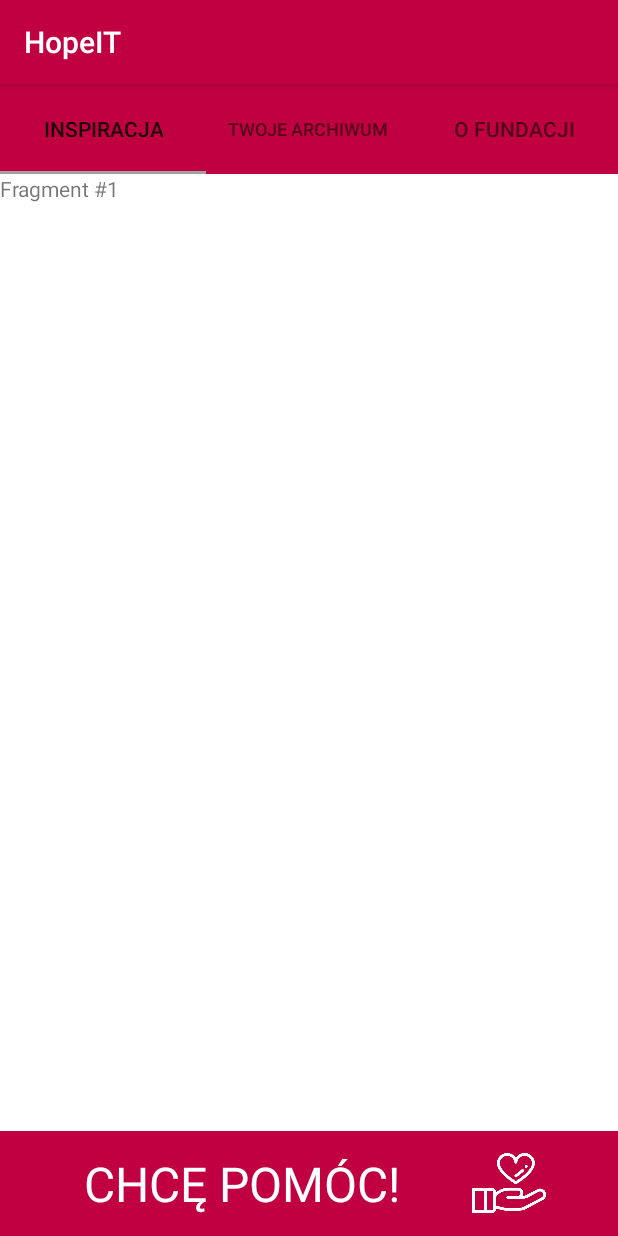
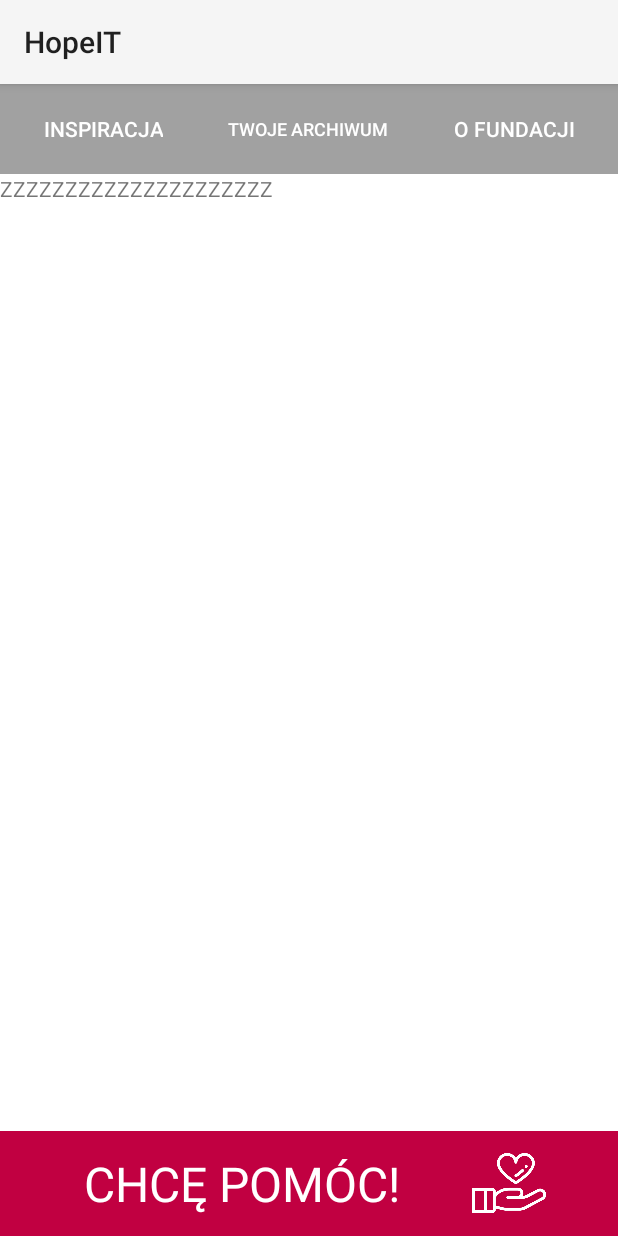
Before and after one commit to mpowloka/HopeIT, an Android app: the screen it shows after launch (MainActivity), on a phone screen of 412 x 824 dp. Run offline under Robolectric (Android 15) with nearby library versions, the phone set to English and light mode, and no system bars.

Commit message:
Improvments in MainActivity appearance

```diff
--- a/app/src/main/AndroidManifest.xml
+++ b/app/src/main/AndroidManifest.xml
@@ -9,18 +9,18 @@
         android:roundIcon="@mipmap/ic_launcher_round"
         android:supportsRtl="true"
         android:theme="@style/AppTheme">
-        <activity android:name="org.hopeit.charapp.activities.MainActivity">
-        </activity>
+        <activity android:name="org.hopeit.charapp.activities.MainActivity"
+                android:theme="@style/Theme.AppCompat.Light"/>
         <activity android:name="org.hopeit.charapp.activities.MakerOrHelpActivity" />
         <activity android:name="org.hopeit.charapp.activities.MakerActivity" />
         <activity android:name="org.hopeit.charapp.activities.HelpActivity" />
+
         <activity
             android:name="org.hopeit.charapp.activities.SplashActivity"
             android:theme="@style/SplashTheme">
 
             <intent-filter>
                 <action android:name="android.intent.action.MAIN" />
-
                 <category android:name="android.intent.category.LAUNCHER" />
             </intent-filter>
 
--- a/app/src/main/java/org/hopeit/charapp/activities/MainActivity.java
+++ b/app/src/main/java/org/hopeit/charapp/activities/MainActivity.java
@@ -3,6 +3,7 @@ package org.hopeit.charapp.activities;
 import android.content.Intent;
 import android.os.Bundle;
 import android.support.design.widget.TabLayout;
+import android.support.v4.content.ContextCompat;
 import android.support.v4.view.ViewPager;
 import android.support.v7.app.AppCompatActivity;
 import android.view.View;
@@ -25,6 +26,11 @@ public class MainActivity extends AppCompatActivity {
         TabLayout tabLayout = (TabLayout) findViewById(R.id.menuTabLayout);
         tabLayout.setupWithViewPager(viewPager);
 
+        tabLayout.setTabTextColors(
+                ContextCompat.getColor(getApplicationContext(), R.color.colorWhite),
+                ContextCompat.getColor(getApplicationContext(), R.color.colorWhite)
+        );
+
         View view = (RelativeLayout) findViewById(R.id.button);
         view.setOnClickListener(new View.OnClickListener() {
             @Override
--- a/app/src/main/java/org/hopeit/charapp/fragments/AboutFragment.java
+++ b/app/src/main/java/org/hopeit/charapp/fragments/AboutFragment.java
@@ -36,7 +36,6 @@ public class AboutFragment extends Fragment {
                              Bundle savedInstanceState) {
         View view = inflater.inflate(R.layout.fragment_about, container, false);
         TextView textView = (TextView) view.findViewById(R.id.content);
-        textView.setText("Fragment #" + mPage);
         return view;
     }
 
--- a/app/src/main/java/org/hopeit/charapp/fragments/ArchiveFragment.java
+++ b/app/src/main/java/org/hopeit/charapp/fragments/ArchiveFragment.java
@@ -34,9 +34,8 @@ public class ArchiveFragment extends Fragment {
     @Override
     public View onCreateView(LayoutInflater inflater, ViewGroup container,
                              Bundle savedInstanceState) {
-        View view = inflater.inflate(R.layout.fragment_about, container, false);
+        View view = inflater.inflate(R.layout.fragment_archive, container, false);
         TextView textView = (TextView) view.findViewById(R.id.content);
-        textView.setText("Fragment #" + mPage);
         return view;
     }
 
--- a/app/src/main/java/org/hopeit/charapp/fragments/InspirationFragment.java
+++ b/app/src/main/java/org/hopeit/charapp/fragments/InspirationFragment.java
@@ -34,9 +34,8 @@ public class InspirationFragment extends Fragment {
     @Override
     public View onCreateView(LayoutInflater inflater, ViewGroup container,
                              Bundle savedInstanceState) {
-        View view = inflater.inflate(R.layout.fragment_about, container, false);
+        View view = inflater.inflate(R.layout.fragment_inspiration, container, false);
         TextView textView = (TextView) view.findViewById(R.id.content);
-        textView.setText("Fragment #" + mPage);
         return view;
     }
 
--- a/app/src/main/java/org/hopeit/charapp/utils/MainActivityFragmentPagerAdapter.java
+++ b/app/src/main/java/org/hopeit/charapp/utils/MainActivityFragmentPagerAdapter.java
@@ -48,4 +48,7 @@ public class MainActivityFragmentPagerAdapter extends FragmentPagerAdapter {
     public CharSequence getPageTitle(int position) {
         return tabTitles[position];
     }
+
+
+
 }
--- a/app/src/main/res/layout/activity_main.xml
+++ b/app/src/main/res/layout/activity_main.xml
@@ -10,7 +10,7 @@
         android:id="@+id/menuTabLayout"
         android:layout_width="match_parent"
         android:layout_height="60dp"
-        android:background="@color/colorPrimary"
+        android:background="@color/colorPrimaryDark"
         app:layout_constraintEnd_toEndOf="parent"
         app:layout_constraintStart_toStartOf="parent"
         app:layout_constraintTop_toTopOf="parent"
@@ -48,7 +48,7 @@
             android:layout_alignParentStart="true"
             android:layout_centerVertical="true"
             android:layout_marginStart="56dp"
-            android:text="CHCĘ POMÓC!"
+            android:text="@string/mainactivity_btn_text"
             android:textColor="#fff"
             android:textSize="32dp" />
 
--- a/app/src/main/res/layout/fragment_inspiration.xml
+++ b/app/src/main/res/layout/fragment_inspiration.xml
@@ -1,12 +1,12 @@
 <FrameLayout xmlns:android="http://schemas.android.com/apk/res/android"
     xmlns:tools="http://schemas.android.com/tools"
-    android:id="@+id/content"
     android:layout_width="match_parent"
     android:layout_height="match_parent"
     tools:context="org.hopeit.charapp.fragments.AboutFragment">
 
 
     <TextView
+        android:id="@+id/content"
         android:layout_width="match_parent"
         android:layout_height="match_parent"
         android:text="ZZZZZZZZZZZZZZZZZZZZZ" />
--- a/app/src/main/res/values/colors.xml
+++ b/app/src/main/res/values/colors.xml
@@ -3,4 +3,7 @@
     <color name="colorPrimary">#c10041</color>
     <color name="colorPrimaryDark">#a1a1a1</color>
     <color name="colorAccent">#FF4081</color>
+
+    <color name="colorWhite">#ffffff</color>
+    <color name="colorBlack">#000000</color>
 </resources>
--- a/app/src/main/res/values/strings.xml
+++ b/app/src/main/res/values/strings.xml
@@ -6,5 +6,6 @@
     <string name="mainactivity_about">O fundacji</string>
     <string name="mainactivity_archive">Twoje archiwum</string>
     <string name="mainactivity_inspiration">Inspiracja</string>
+    <string name="mainactivity_btn_text">CHCĘ POMÓC!</string>
 
 </resources>
--- a/app/src/main/res/values/styles.xml
+++ b/app/src/main/res/values/styles.xml
@@ -1,11 +1,13 @@
 <resources>
 
     <!-- Base application theme. -->
-    <style name="AppTheme" parent="Theme.AppCompat.Light.DarkActionBar">
+    <style name="AppTheme" parent="Theme.AppCompat.Light">
         <!-- Customize your theme here. -->
         <item name="colorPrimary">@color/colorPrimary</item>
         <item name="colorPrimaryDark">@color/colorPrimaryDark</item>
         <item name="colorAccent">@color/colorAccent</item>
+
+        <item name="android:actionBarStyle">@style/ActionBarStyle</item>
     </style>
 
     <style name="SplashTheme" parent="Theme.AppCompat.Light.NoActionBar">
@@ -15,4 +17,9 @@
         <item name="colorAccent">#c10041</item>
     </style>
 
+    <style name="ActionBarStyle">
+        <item name="android:background">@color/colorWhite</item>
+        <item name="android:textColor">@color/colorBlack</item>
+    </style>
+
 </resources>
```
